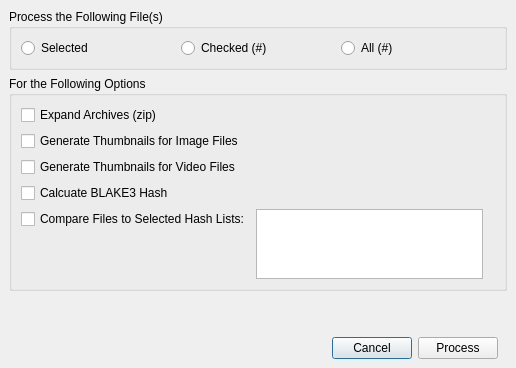
Old version of the form digdeeperdialog.ui in the repository pjrinaldi/wombatforensics.
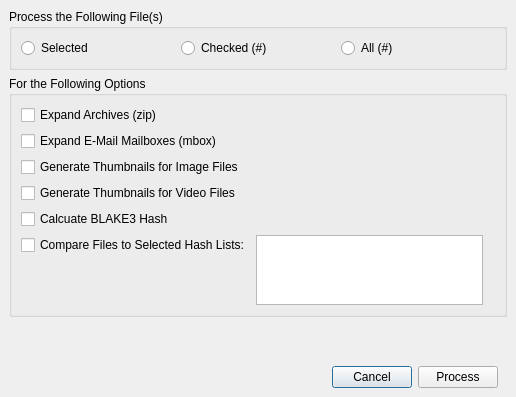
New version of the form.

Commit message: working on mbox expansion for digging and mboxviewer functionality

The edit to the form file:
```diff
--- a/digdeeperdialog.ui
+++ b/digdeeperdialog.ui
@@ -10,7 +10,7 @@
     <x>0</x>
     <y>0</y>
     <width>516</width>
-    <height>368</height>
+    <height>397</height>
    </rect>
   </property>
   <property name="windowTitle">
@@ -109,6 +109,13 @@
           </item>
          </layout>
         </item>
+        <item>
+         <widget class="QCheckBox" name="emailcheckbox">
+          <property name="text">
+           <string>Expand E-Mail Mailboxes (mbox)</string>
+          </property>
+         </widget>
+        </item>
         <item>
          <widget class="QCheckBox" name="thumbnailcheckBox">
           <property name="text">
```
The commit also changes 11 other files.
